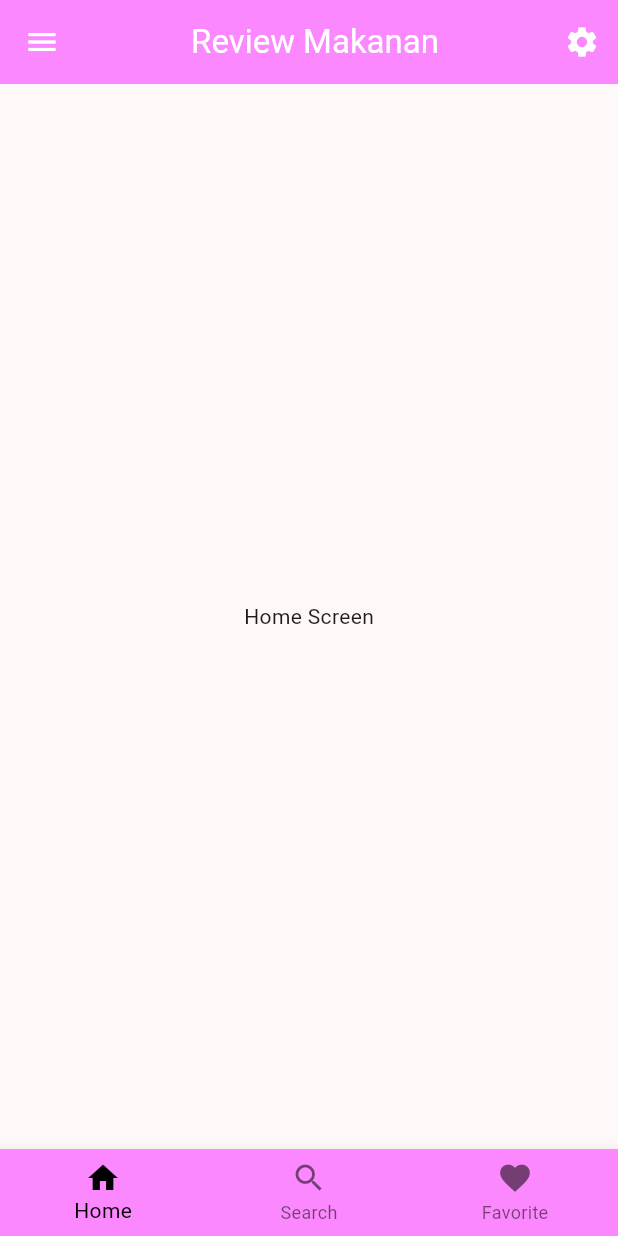
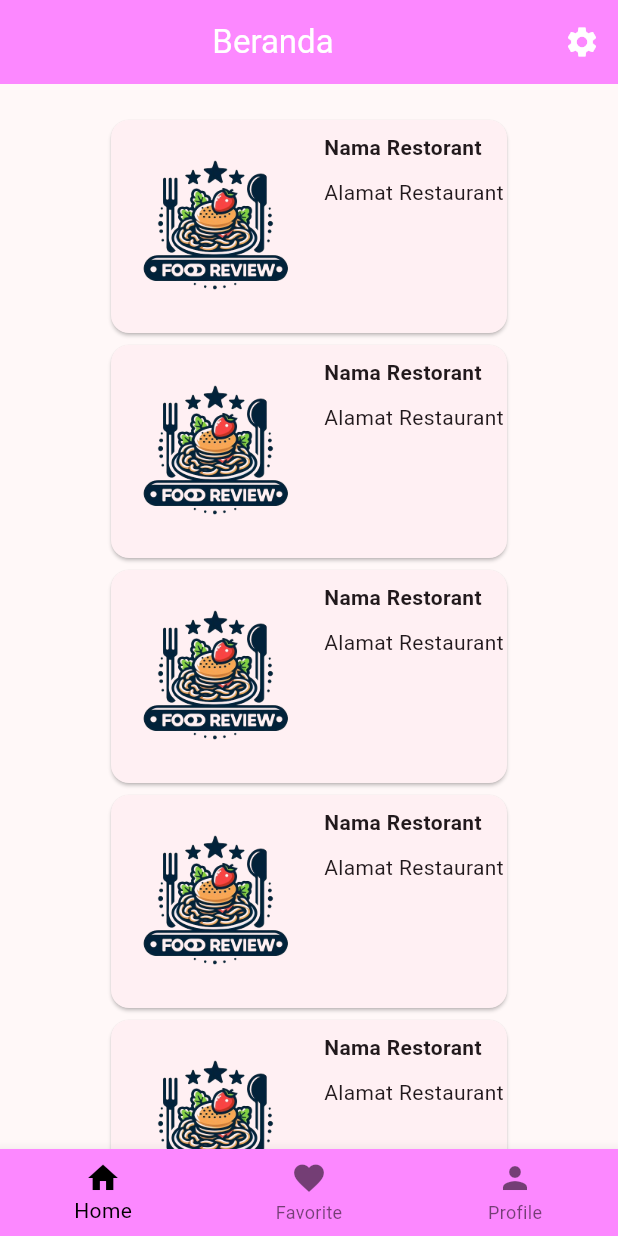
Before and after one commit to indraw26/project-pabII, a Flutter app: the BottomNavBar screen opened directly, on a phone screen of 412 x 824 dp. Run offline on Flutter 3.47's test engine with Material 3 defaults, Android fonts, the light colour scheme and no system bars; our stand-ins replace firebase_auth, firebase_core; accounts and stored records are empty; network calls fail.

Commit message:
Add Listtile for Dummy Restaurant
.

```diff
--- a/review_makanan/lib/main.dart
+++ b/review_makanan/lib/main.dart
@@ -48,44 +48,3 @@ class MainApp extends StatelessWidget {
             }));
   }
 }
-
-class BottomNavBar extends StatefulWidget {
-  const BottomNavBar({super.key});
-
-  @override
-  State<BottomNavBar> createState() => _BottomNavBarState();
-}
-
-class _BottomNavBarState extends State<BottomNavBar> {
-  int _selectedIndex = 0;
-
-  final List<Widget> _screens = [
-    HomeScreen(),
-    FavoriteScreen(),
-    ProfileScreen(),
-  ];
-
-  void _selectedNavMenu(int index) {
-    setState(() {
-      _selectedIndex = index;
-    });
-  }
-
-  @override
-  Widget build(BuildContext context) {
-    return Scaffold(
-      body: _screens[_selectedIndex],
-      bottomNavigationBar: BottomNavigationBar(
-        type: BottomNavigationBarType.fixed,
-        backgroundColor: Color(0xfffc88ff),
-        currentIndex: _selectedIndex,
-        onTap: _selectedNavMenu,
-        items: const <BottomNavigationBarItem>[
-          BottomNavigationBarItem(icon: Icon(Icons.home), label: "Home"),
-          BottomNavigationBarItem(icon: Icon(Icons.search), label: "Search"),
-          BottomNavigationBarItem(icon: Icon(Icons.favorite), label: "Favorite")
-        ],
-      ),
-    );
-  }
-}
--- a/review_makanan/lib/screens/home.dart
+++ b/review_makanan/lib/screens/home.dart
@@ -1,4 +1,5 @@
 import 'package:flutter/material.dart';
+import 'package:review_makanan/screens/detail.dart';
 
 class HomeScreen extends StatelessWidget {
   @override
@@ -7,23 +8,74 @@ class HomeScreen extends StatelessWidget {
       appBar: AppBar(
         title: Center(
           child: Text(
-            'Review Makanan',
+            'Beranda',
             style: TextStyle(color: Colors.white),
-            ),
+          ),
         ),
         actions: [
           Padding(
             padding: EdgeInsets.all(12.0),
-            child: Icon(Icons.settings, color: Colors.white),),
+            child: Icon(Icons.settings, color: Colors.white),
+          ),
         ],
-        leading: Padding(
-          padding: EdgeInsets.all(12.0),
-          child: Icon(Icons.menu, color: Colors.white),
+        backgroundColor: Color(0xfffc88ff),
+      ),
+      body: Padding(
+        padding: const EdgeInsets.only(top: 20.0), // Tambahkan padding di sini
+        child: Container(
+          alignment: Alignment.center,
+          child: ListView.builder(
+            itemCount: 5,
+            itemBuilder: (context, index) {
+              return GestureDetector(
+                onTap: () {
+                  Navigator.push(
+                    context,
+                    MaterialPageRoute(
+                      builder: (context) => DetailScreen(),
+                    ),
+                  );
+                },
+                child: Container(
+                  height: 150.0,
+                  margin: EdgeInsets.symmetric(horizontal: 70.0),
+                  child: Card(
+                    child: Row(
+                      children: [
+                        Padding(
+                          padding: const EdgeInsets.all(8.0),
+                          child: Image.asset(
+                            'images/logo.png',
+                            height: 200,
+                          ),
+                        ),
+                        const Expanded(
+                          child: Padding(
+                            padding: EdgeInsets.symmetric(vertical: 8.0),
+                            child: Column(
+                              crossAxisAlignment: CrossAxisAlignment.start,
+                              mainAxisAlignment: MainAxisAlignment.start,
+                              children: [
+                                Text(
+                                  'Nama Restorant',
+                                  style: TextStyle(fontWeight: FontWeight.bold),
+                                ),
+                                SizedBox(
+                                  height: 10.0,
+                                ),
+                                Text('Alamat Restaurant'),
+                              ],
+                            ),
+                          ),
+                        ),
+                      ],
+                    ),
+                  ),
+                ),
+              );
+            },
           ),
-      backgroundColor: Color(0xfffc88ff),
-      ),
-      body: Center(
-        child: Text('Home Screen'),
+        ),
       ),
     );
   }
--- a/review_makanan/lib/screens/signin.dart
+++ b/review_makanan/lib/screens/signin.dart
@@ -61,7 +61,6 @@ class _LoginScreenState extends State<LoginScreen> {
                 ),
               ),
             ),
-            const SizedBox(height: 16.0),
             Container(
                 margin: EdgeInsets.only(top: 30.0),
                 height: 50,
@@ -80,7 +79,6 @@ class _LoginScreenState extends State<LoginScreen> {
                     style: TextStyle(color: Colors.white, fontSize: 20),
                   ),
                 )),
-            const SizedBox(height: 8.0),
             TextButton(
               child: const Text('Belum punya akun? Daftar di sini'),
               onPressed: () {
@@ -151,8 +149,8 @@ class _BottomNavBarState extends State<BottomNavBar> {
         onTap: _selectedNavMenu,
         items: const <BottomNavigationBarItem>[
           BottomNavigationBarItem(icon: Icon(Icons.home), label: "Home"),
-          BottomNavigationBarItem(icon: Icon(Icons.search), label: "Search"),
-          BottomNavigationBarItem(icon: Icon(Icons.favorite), label: "Favorite")
+          BottomNavigationBarItem(icon: Icon(Icons.favorite), label: "Favorite"),
+          BottomNavigationBarItem(icon: Icon(Icons.person), label: "Profile")
         ],
       ),
     );
```
